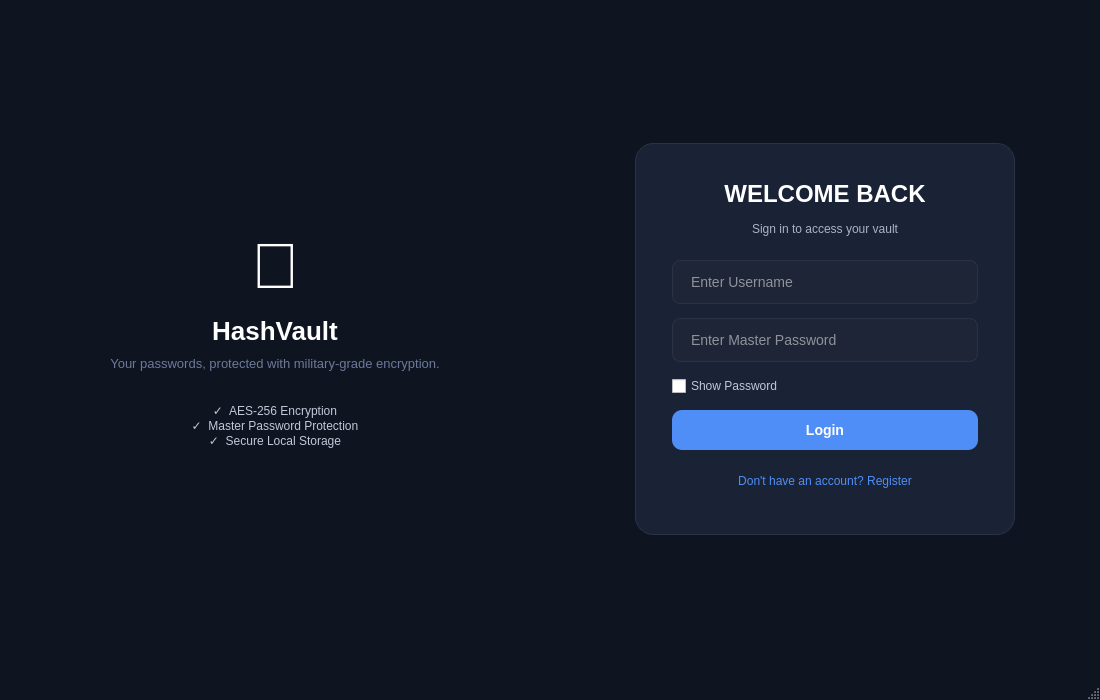
The window that HashVault/HashVault.ui (Sanketpatil27/HashVault) describes before a commit, drawn with Qt 5.
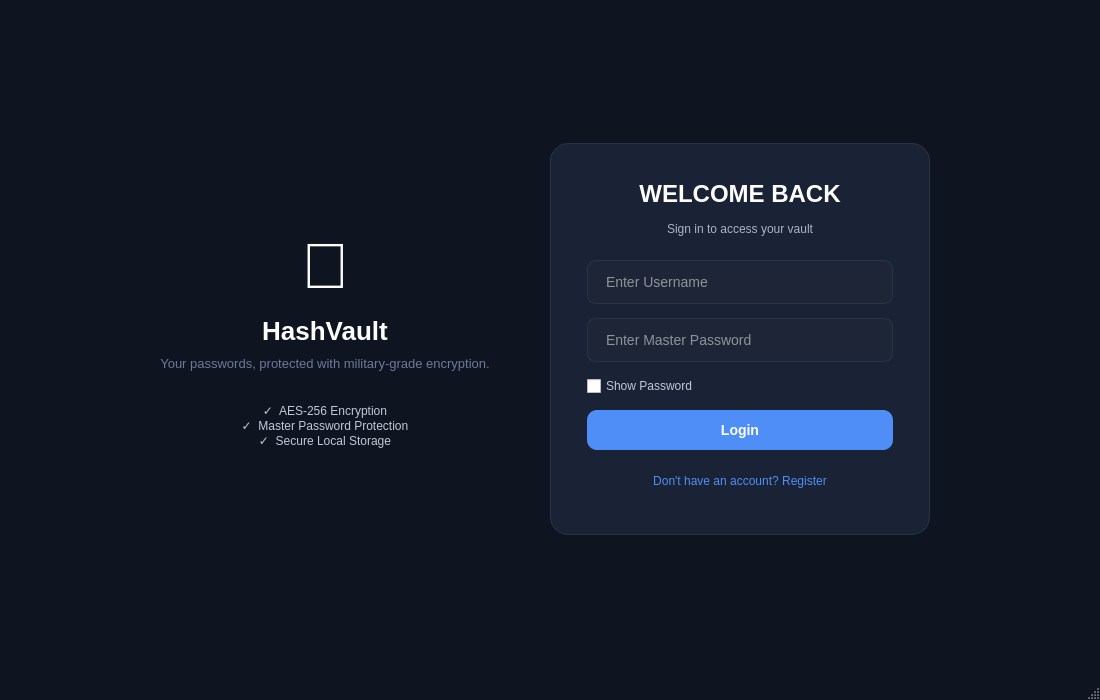
The same window after the commit.

Diff of the .ui file:
```diff
--- a/HashVault/HashVault.ui
+++ b/HashVault/HashVault.ui
@@ -563,11 +563,15 @@
             </sizepolicy>
             </property>
 
+            <property name="leftMargin">
+                <number>-120</number>
+            </property>
+
             <layout class="QVBoxLayout" name="leftPanelLayout">
             <property name="spacing"><number>0</number></property>
-            <property name="leftMargin"><number>48</number></property>
+            <property name="leftMargin"><number>100</number></property>
             <property name="topMargin"><number>0</number></property>
-            <property name="rightMargin"><number>48</number></property>
+            <property name="rightMargin"><number>0</number></property>
             <property name="bottomMargin"><number>0</number></property>
 
             <item>
@@ -676,12 +680,13 @@
             <item>
             <layout class="QHBoxLayout" name="rightInnerLayout">
             <property name="spacing"><number>0</number></property>
-            <item>
+            <!-- <item>
                 <spacer name="cardLeftSpacer">
                 <property name="orientation"><enum>Qt::Orientation::Horizontal</enum></property>
                 <property name="sizeHint" stdset="0"><size><width>40</width><height>20</height></size></property>
                 </spacer>
-            </item>
+            </item> -->
+            <!-- <item stretch="1"> -->
 
             <!-- ── CARD (fixed size, floats at center of right half) ── -->
             <item>
```
